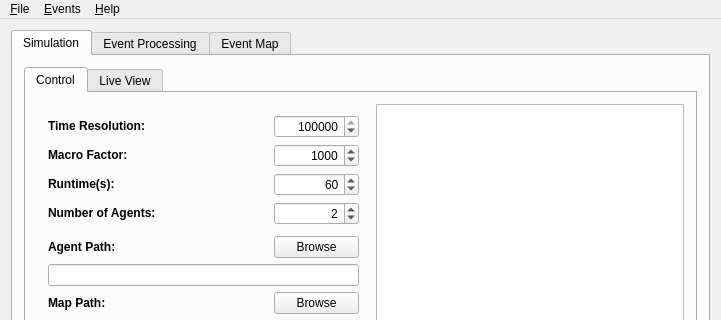
Before: the Qt Designer form mainwindow.ui in sojoe02/RANA, drawn with Qt 5; both pictures show x 0 to 721 and y 0 to 320 of the 721 by 822 pixel window.
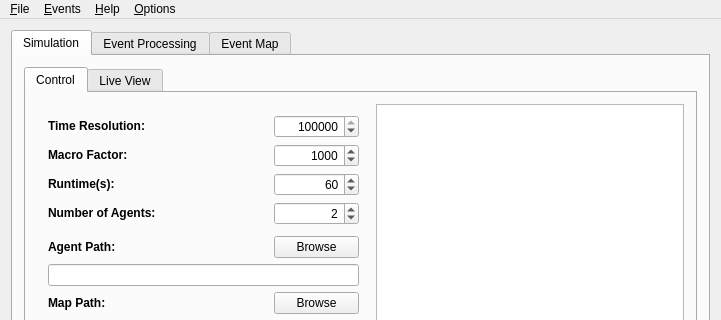
After: the same form once the commit is applied.

Patch:
```diff
--- a/mainwindow.ui
+++ b/mainwindow.ui
@@ -1180,9 +1180,16 @@
     <addaction name="actionSave_Current_Events"/>
     <addaction name="action_Enable_Visualisation"/>
    </widget>
+   <widget class="QMenu" name="menuOptions">
+    <property name="title">
+     <string>&amp;Options</string>
+    </property>
+    <addaction name="actionDisable_Simulation_Output"/>
+   </widget>
    <addaction name="menu_File"/>
    <addaction name="menu_Options"/>
    <addaction name="menu_Help"/>
+   <addaction name="menuOptions"/>
   </widget>
   <widget class="QStatusBar" name="statusBar"/>
   <action name="action_Open">
```
Left out of the diff: 8 changed lines with no effect on the pictures.
